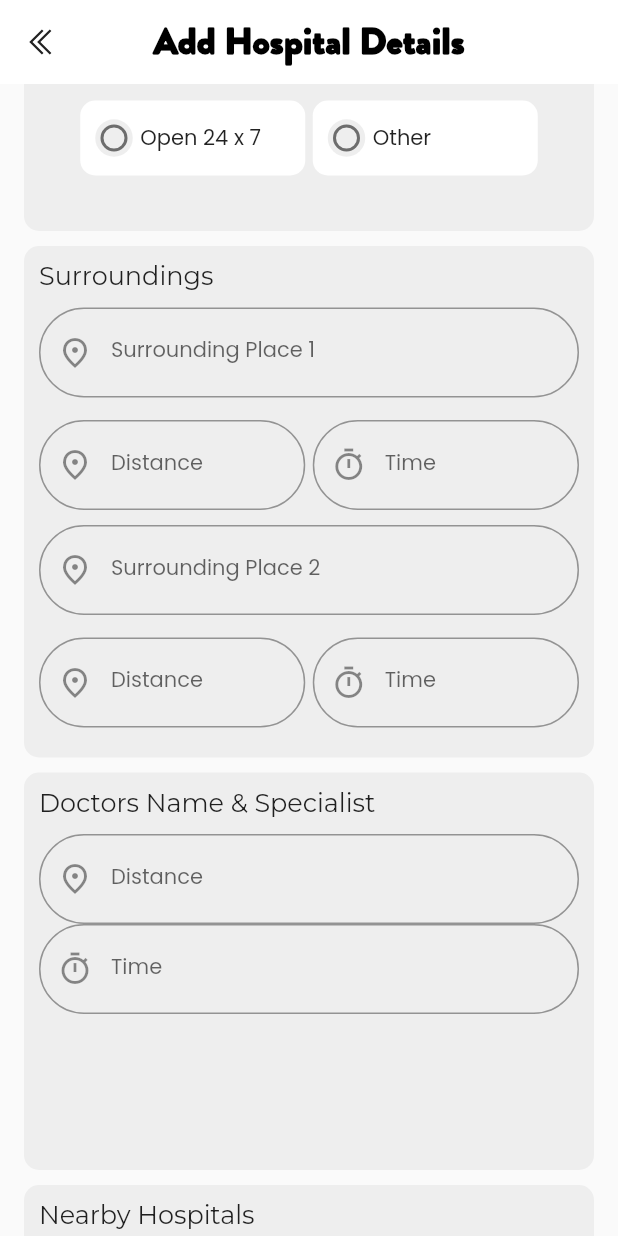
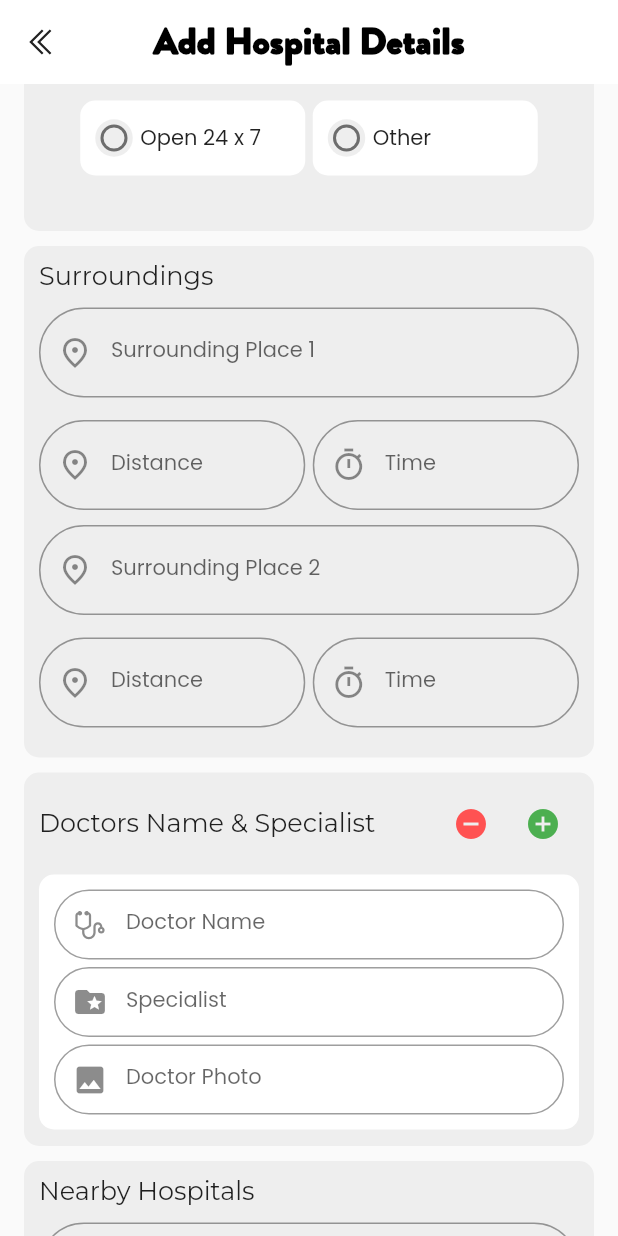
Before and after one commit to ADITHYANUNNI07/Flutter_CAREVISTA_, a Flutter app: the AddHospital screen opened directly, scrolled down 1152 dp, on a phone screen of 412 x 824 dp. Run offline on Flutter 3.47's test engine with Material 2 defaults, Android fonts, the phone set to English and light mode, and no system bars; our stand-ins replace auto_size_text, awesome_snackbar_content, cloud_firestore, country_picker, curved_navigation_bar, firebase_auth and 10 more; missing offline and left inert: dart:ffi, dob_input_field, email_auth, email_otp, humanitarian_icons; accounts and stored records are empty.

Commit message:
new changes...

```diff
--- a/lib/admin/addHospital.dart
+++ b/lib/admin/addHospital.dart
@@ -1,4 +1,5 @@
 import 'package:carevista_ver05/Service/database_service.dart';
+import 'package:carevista_ver05/main.dart';
 import 'package:carevista_ver05/widget/widget.dart';
 import 'package:flutter/material.dart';
 import 'package:humanitarian_icons/humanitarian_icons.dart';
@@ -1038,7 +1039,7 @@ class _AddHospitalState extends State<AddHospital> {
                         Container(
                             padding: const EdgeInsets.all(10),
                             width: double.infinity,
-                            height: 265,
+                            height: 249,
                             decoration: BoxDecoration(
                                 borderRadius: BorderRadius.circular(10),
                                 color: Theme.of(context).cardColor),
@@ -1048,51 +1049,113 @@ class _AddHospitalState extends State<AddHospital> {
                                 mainAxisAlignment: MainAxisAlignment.start,
                                 children: [
                                   Flexible(
-                                      child: Text(
+                                    child: Row(
+                                      children: [
+                                        Text(
                                           'Doctors Name & Specialist',
-                                    style:
-                                        Theme.of(context).textTheme.headline5,
-                                  )),
+                                          style: Theme.of(context)
+                                              .textTheme
+                                              .headline5,
+                                        ),
+                                        Expanded(child: Container()),
+                                        IconButton(
+                                            onPressed: () {},
+                                            icon: const Icon(
+                                                color: Colors.redAccent,
+                                                Icons.remove_circle)),
+                                        IconButton(
+                                            color: Colors.green,
+                                            onPressed: () {},
+                                            icon: const Icon(Icons.add_circle))
+                                      ],
+                                    ),
+                                  ),
                                 ],
                               ),
                               const SizedBox(height: 10),
+                              Container(
+                                padding: const EdgeInsets.all(10),
+                                width: double.infinity,
+                                height: 170,
+                                decoration: BoxDecoration(
+                                  borderRadius: BorderRadius.circular(10),
+                                  color: MyApp.themeNotifier.value ==
+                                          ThemeMode.light
+                                      ? Colors.white
+                                      : const Color(0xFFFB4C5B),
+                                ),
+                                child: Column(
+                                  crossAxisAlignment: CrossAxisAlignment.start,
+                                  mainAxisAlignment: MainAxisAlignment.start,
+                                  children: [
+                                    Flexible(
+                                      child: Row(
+                                        children: [
                                           Flexible(
                                               child: TextFormFieldOvalWidget(
-                                      labelText: 'Distance',
+                                                  labelText: 'Doctor Name',
                                                   onChange: (value) {
                                                     surroundDistance2 = value;
                                                   },
                                                   validator: (val) {
                                                     if (val!.isEmpty) {
-                                          return "Enter Distance";
+                                                      return "Enter Doctor Name";
                                                     } else {
                                                       return RegExp(
                                                                   r'[!@#<>?:_`"~;[\]\\|=+)(*&^%0-9-]')
                                                               .hasMatch(val)
-                                              ? "Please enter Distance"
+                                                          ? "Please enter Doctor Name"
                                                           : null;
                                                     }
                                                   },
-                                      icon: Icons.place_outlined)),
-                              const SizedBox(width: 5),
+                                                  icon: LineAwesomeIcons
+                                                      .stethoscope)),
+                                        ],
+                                      ),
+                                    ),
+                                    const SizedBox(height: 5),
+                                    Flexible(
+                                      child: Column(
+                                        children: [
                                           Flexible(
                                               child: TextFormFieldOvalWidget(
-                                      labelText: 'Time',
+                                                  labelText: 'Specialist',
                                                   onChange: (value) {
                                                     surroundTime2 = value;
                                                   },
                                                   validator: (val) {
                                                     if (val!.isEmpty) {
-                                          return "Enter Time";
+                                                      return "Enter Specialist";
                                                     } else {
                                                       return RegExp(
                                                                   r'[!@#<>?:_`"~;[\]\\|=+)(*&^%0-9-]')
                                                               .hasMatch(val)
-                                              ? "Please enter Time"
+                                                          ? "Please enter Specialist"
                                                           : null;
                                                     }
                                                   },
-                                      icon: Icons.timer_outlined))
+                                                  icon: Icons.folder_special)),
+                                        ],
+                                      ),
+                                    ),
+                                    const SizedBox(height: 5),
+                                    Flexible(
+                                      child: Column(
+                                        children: [
+                                          Flexible(
+                                              child: TextFormFieldOvalWidget(
+                                                  labelText: 'Doctor Photo',
+                                                  onChange: (value) {
+                                                    surroundTime2 = value;
+                                                  },
+                                                  validator: (val) {},
+                                                  icon: Icons.image)),
+                                        ],
+                                      ),
+                                    ),
+                                  ],
+                                ),
+                              )
                             ])),
                         const SizedBox(height: 10),
                         Container(
```
Lines whose indentation alone changed are shown as unchanged.
